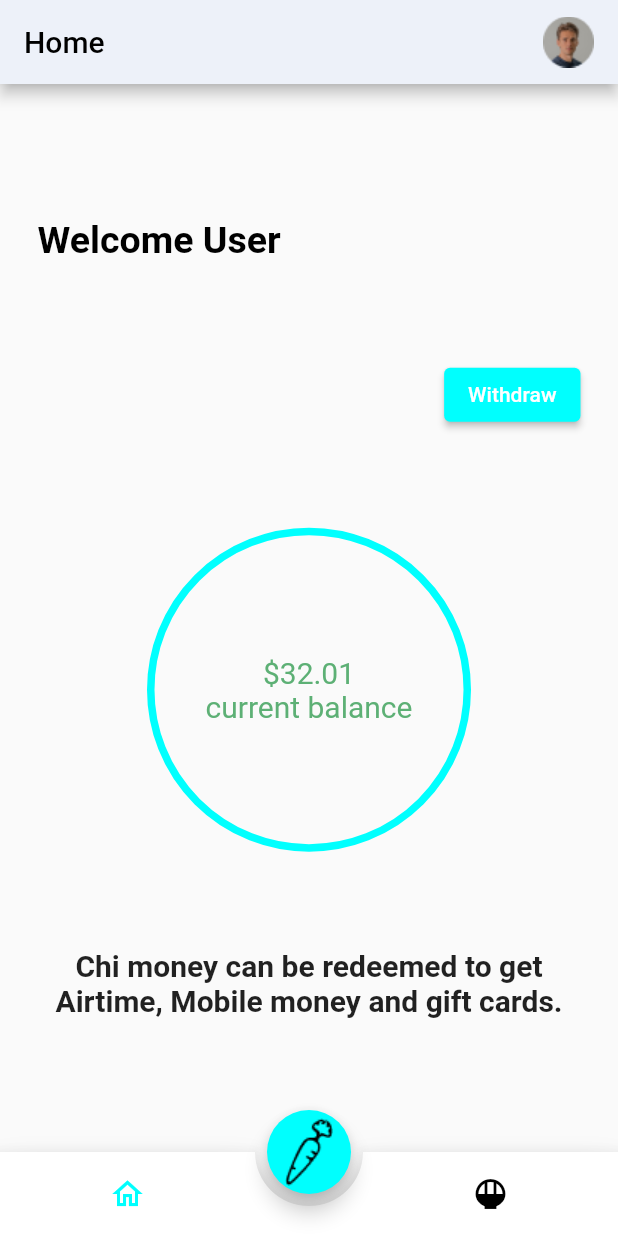
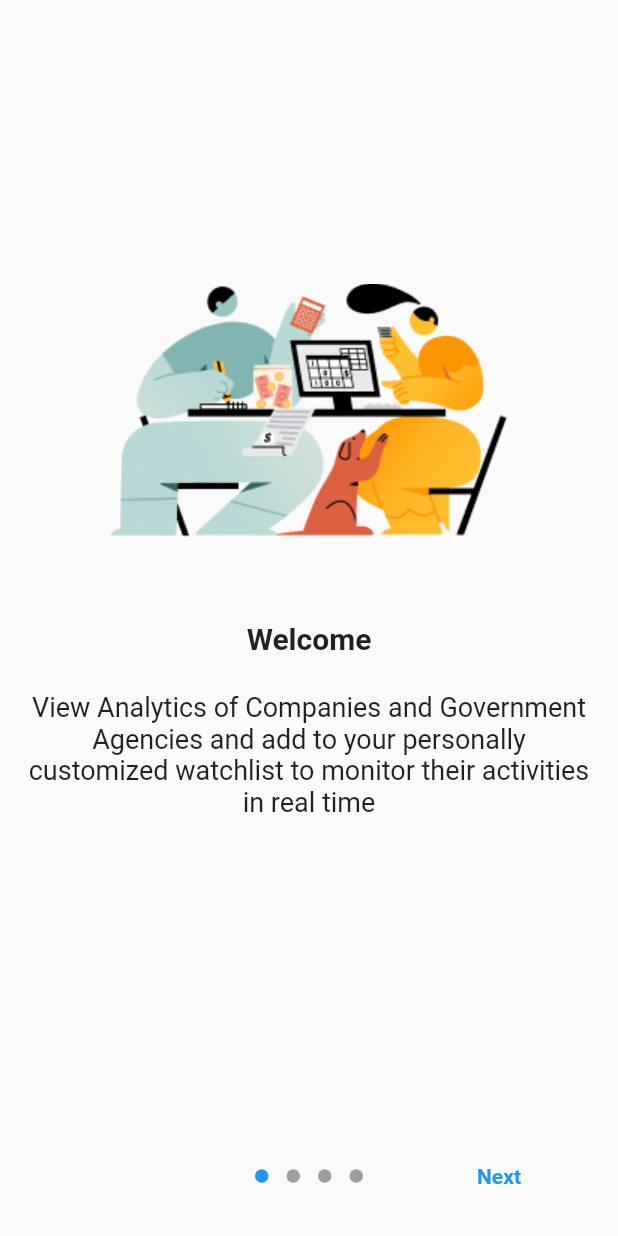
Before and after one commit to colossalbro/GovernanceHacks2021-dalas, a Flutter app: the screen it shows after launch, on a phone screen of 412 x 824 dp. Run offline on Flutter 3.47's test engine with Material 2 defaults, Android fonts, the phone set to English and light mode, and no system bars; drawn by our look-alikes of animated_bottom_navigation_bar, introduction_screen; our stand-ins replace bloc, carousel_slider, equatable, flutter_bloc, flutter_form_builder, flutter_rating_bar and 1 more; missing offline and left inert: splash_screen_view.

Commit message:
Minor updates

```diff
--- a/lib/Blocs/navigationBloc/navigationEvent.dart
+++ b/lib/Blocs/navigationBloc/navigationEvent.dart
@@ -26,3 +26,15 @@ class GoFeed extends PageEvent {
 class PostReview extends PageEvent {
   PostReview() : super(pageIndex: 3);
 }
+
+class LaunchOnboarding extends PageEvent {
+  LaunchOnboarding() : super(pageIndex: 4);
+}
+
+class GoLogin extends PageEvent {
+  GoLogin() : super(pageIndex: 5);
+}
+
+class GoPersonalProfile extends PageEvent {
+  GoPersonalProfile() : super(pageIndex: 6);
+}
--- a/lib/Blocs/navigationBloc/navigationState.dart
+++ b/lib/Blocs/navigationBloc/navigationState.dart
@@ -28,3 +28,15 @@ class FeedsPage extends CurrentPage {
 class PostReviewPage extends CurrentPage {
   PostReviewPage() : super(pageNum: 3);
 }
+
+class OnBoardingPage extends CurrentPage {
+  OnBoardingPage() : super(pageNum: 4);
+}
+
+class LoginPage extends CurrentPage {
+  LoginPage() : super(pageNum: 5);
+}
+
+class PersonalProfilePage extends CurrentPage {
+  PersonalProfilePage() : super(pageNum: 6);
+}
--- /dev/null
+++ b/lib/Ui/onboarding.dart
@@ -0,0 +1,49 @@
+import 'package:flutter/cupertino.dart';
+import 'package:introduction_screen/introduction_screen.dart';
+import '../Repository/constants.dart';
+
+List<PageViewModel> screens = [
+  PageViewModel(
+    title: 'Welcome',
+    body:
+        'View Analytics of Companies and Government Agencies and add to your personally customized watchlist to monitor their activities in real time',
+    image: Image.asset('images/OnBoarding/slide1.png'),
+  ),
+  PageViewModel(
+    title: 'Spray',
+    body:
+        'Review Organisations and Government Agencies, rate these organisations and nominate them to receive awards',
+    image: Image.asset('images/OnBoarding/slide2.png'),
+  ),
+  PageViewModel(
+    title: 'Redeem',
+    body: 'Rate Government Officials hold them accountable',
+    image: Image.asset('images/OnBoarding/slide3.png'),
+  ),
+  PageViewModel(
+    title: 'Redeem',
+    body: 'Earn chimoney for every review',
+    image: Image.asset('images/OnBoarding/slide4.png'),
+  ),
+];
+
+class OnBoarding extends StatefulWidget {
+  const OnBoarding({Key? key}) : super(key: key);
+
+  @override
+  _OnBoardingState createState() => _OnBoardingState();
+}
+
+class _OnBoardingState extends State<OnBoarding> {
+  @override
+  Widget build(BuildContext context) {
+    return IntroductionScreen(
+      pages: screens,
+      showNextButton: true,
+      done: Text("Done", style: TextStyle(fontWeight: FontWeight.w600)),
+      onDone: () => kNavBloc.add(GoLogin()),
+      next: Text("Next", style: TextStyle(fontWeight: FontWeight.w600)),
+    );
+    ;
+  }
+}
--- a/lib/main.dart
+++ b/lib/main.dart
@@ -10,6 +10,9 @@ import 'Blocs/navigationBloc/navBloc.dart';
 import 'Ui/watchlist.dart';
 import 'Ui/HomePage.dart';
 import 'Ui/Feeds.dart';
+import 'Ui/onboarding.dart';
+import 'Ui/SaladLogin.dart';
+import 'Ui/FirstPage.dart';
 
 void main() => runApp(
       MaterialApp(
@@ -51,7 +54,8 @@ class _LandingPageState extends State<LandingPage> {
   Widget build(BuildContext context) {
     return Scaffold(
       resizeToAvoidBottomInset: false,
-      appBar: AppBar(
+      appBar: (kNavBloc.showBars == true)
+          ? AppBar(
               backgroundColor: Color(0xFFEDF1F9),
               title: Row(
                 mainAxisAlignment: MainAxisAlignment.spaceBetween,
@@ -63,30 +67,39 @@ class _LandingPageState extends State<LandingPage> {
                   Image.asset('images/profile.png')
                 ],
               ),
-      ),
-      floatingActionButton: FloatingActionButton(
+            )
+          : null,
+      floatingActionButton: (kNavBloc.showBars == true)
+          ? FloatingActionButton(
               onPressed: () {
                 setState(() => widget.index = 2);
                 kNavBloc.add(GoFeed());
               },
               backgroundColor: widget.active,
               child: Image.asset('images/carrot.png'),
-      ),
-      floatingActionButtonLocation: FloatingActionButtonLocation.centerDocked,
-      bottomNavigationBar: AnimatedBottomNavigationBar(
+            )
+          : null,
+      floatingActionButtonLocation: (kNavBloc.showBars == true)
+          ? FloatingActionButtonLocation.centerDocked
+          : null,
+      bottomNavigationBar: (kNavBloc.showBars == true)
+          ? AnimatedBottomNavigationBar(
               activeColor: widget.active,
               inactiveColor: Colors.black,
               gapLocation: GapLocation.center,
-        onTap: (num) =>
-        (num == 0)
+              onTap: (num) => (num == 0)
                   ? {setState(() => widget.index = 0), kNavBloc.add(GoHome())}
-            : {setState(() => widget.index = 1), kNavBloc.add(GoWatchList())},
+                  : {
+                      setState(() => widget.index = 1),
+                      kNavBloc.add(GoWatchList())
+                    },
               activeIndex: widget.index,
               icons: [
                 Icons.home_outlined,
                 Icons.rice_bowl_sharp,
               ],
-      ),
+            )
+          : null,
       body: BlocBuilder<NavigationBloc, CurrentPage>(
         bloc: kNavBloc,
         builder: (context, state) {
@@ -102,6 +115,11 @@ class _LandingPageState extends State<LandingPage> {
             return NewPost(
               bloc: kNavBloc,
             );
+          else if (state is OnBoardingPage)
+            return OnBoarding();
+          else if (state is LoginPage)
+            return SaladLoginPage();
+          else if (state is PersonalProfilePage) return FirstPage();
 
           return Container();
         },
--- a/pubspec.yaml
+++ b/pubspec.yaml
@@ -14,12 +14,12 @@ dependencies:
     sdk: flutter
 
   animated_bottom_navigation_bar: ^0.3.2
-  flutter_secure_storage: ^3.3.1+1
   flutter_feather_icons: ^2.0.0+1
   font_awesome_flutter: ^9.0.0
   flutter_form_builder: ^6.0.1
+  introduction_screen: ^2.1.0
+  splash_screen_view: ^3.0.0
   flutter_rating_bar: ^4.0.0
-  splash_screen_view: ^3.0.0
   carousel_slider: ^4.0.0
   cupertino_icons: ^1.0.2
   flutter_bloc: ^7.0.1
@@ -45,3 +45,4 @@ flutter:
     - images/carousel/explore/
     - images/categories/
     - images/company_logos/
+    - images/OnBoarding/
```
Also changed, not shown: lib/Blocs/navigationBloc/navBloc.dart (+32 -2 lines), lib/Ui/FirstPage.dart (added, +52 -0 lines), lib/Ui/SaladLogin.dart (added, +120 -0 lines), images/OnBoarding/slide1.png (added), images/OnBoarding/slide2.png (added), images/OnBoarding/slide3.png (added), images/OnBoarding/slide4.png (added), pubspec.lock, 3 other files. Lines whose indentation alone changed are shown as unchanged.
